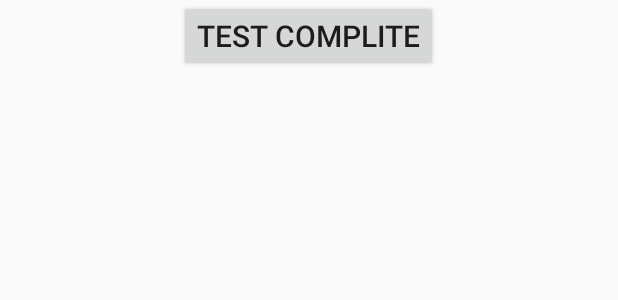
After one commit to ShurikStud/PDD, an Android app: the layout activity_test.xml on its own in the app's theme, with its tools: preview values and no code run, on a phone screen of 412 x 824 dp. The commit adds this screen. Shown: the top 300 px of the screen. Run offline under Robolectric (Android 15) with nearby library versions, the phone set to English and light mode, and no system bars.

Commit message:
15/12/2017

```diff
--- a/PDD/app/src/main/AndroidManifest.xml
+++ b/PDD/app/src/main/AndroidManifest.xml
@@ -36,6 +36,9 @@
             </intent-filter>
 
         </activity>
+        <activity android:name=".TestActivity">
+
+        </activity>
     </application>
 
 </manifest>
--- a/PDD/app/src/main/java/com/example/shurik/pdd/MainActivity.java
+++ b/PDD/app/src/main/java/com/example/shurik/pdd/MainActivity.java
@@ -9,6 +9,7 @@ import android.view.View;
 import android.widget.Button;
 
 import com.example.shurik.pdd.course.CourseObjectList;
+import com.example.shurik.pdd.test.TestObjectList;
 import com.example.shurik.pdd.users_PDD.Login;
 import com.example.shurik.pdd.users_PDD.UserPDD;
 
@@ -19,6 +20,7 @@ public class MainActivity extends AppCompatActivity {
     private Login login;
 
     private CourseObjectList listCourseObject;
+    private TestObjectList testObjectList;
 
     private MyListener  myListener;
 
@@ -36,6 +38,7 @@ public class MainActivity extends AppCompatActivity {
         activity    = this;
 
         listCourseObject    = CourseObjectList.getInstance(activity);
+        testObjectList      = TestObjectList.getInstance(activity);
 
 //        Resources resources = activity.getResources();
 //        listCourseObject    = new CourseObjectList(resources.getStringArray(R.array.courses_array));
@@ -76,6 +79,8 @@ public class MainActivity extends AppCompatActivity {
 
                 case R.id.activity_main_button_exam:
 
+                    startActivity(new Intent(activity, TestActivity.class));
+
                     break;
 
                 case R.id.activity_main_button_reports:
--- /dev/null
+++ b/PDD/app/src/main/res/layout/activity_test.xml
@@ -0,0 +1,29 @@
+<?xml version="1.0" encoding="utf-8"?>
+
+<LinearLayout android:layout_width="match_parent"
+    android:layout_height="match_parent"
+    xmlns:android="http://schemas.android.com/apk/res/android"
+    android:orientation="vertical">
+
+    <LinearLayout
+        android:layout_width="match_parent"
+        android:layout_height="wrap_content"
+        android:gravity="center">
+
+        <Button
+            android:id="@+id/activity_test_button_ok"
+            android:textSize="20sp"
+            android:text="@string/activity_test_button_ok"
+            android:layout_width="wrap_content"
+            android:layout_height="wrap_content" />
+    </LinearLayout>
+
+
+    <android.support.v4.view.ViewPager
+        android:id="@+id/activity_test_view_pager"
+        android:layout_width="match_parent"
+        android:layout_height="match_parent">
+
+    </android.support.v4.view.ViewPager>
+
+</LinearLayout>
```
Also changed, not shown: PDD/app/src/main/java/com/example/shurik/pdd/TestActivity.java (added, +51 -0 lines), PDD/app/src/main/java/com/example/shurik/pdd/course/CourseObjectList.java (+5 -9 lines), PDD/app/src/main/java/com/example/shurik/pdd/result_test/ResultTest.java (added, +29 -0 lines), PDD/app/src/main/java/com/example/shurik/pdd/test/TestObject.java (added, +74 -0 lines), PDD/app/src/main/java/com/example/shurik/pdd/test/TestObjectAdapter.java (added, +94 -0 lines), PDD/app/src/main/java/com/example/shurik/pdd/test/TestObjectList.java (added, +99 -0 lines), PDD/app/src/main/java/com/example/shurik/pdd/test_fragment/TestObjectFragment.java (added, +86 -0 lines), PDD/app/src/main/res/layout/fragment_test.xml (added, +28 -0 lines), PDD/app/src/main/res/values/strings.xml (+56 -0 lines), 2 other files.
